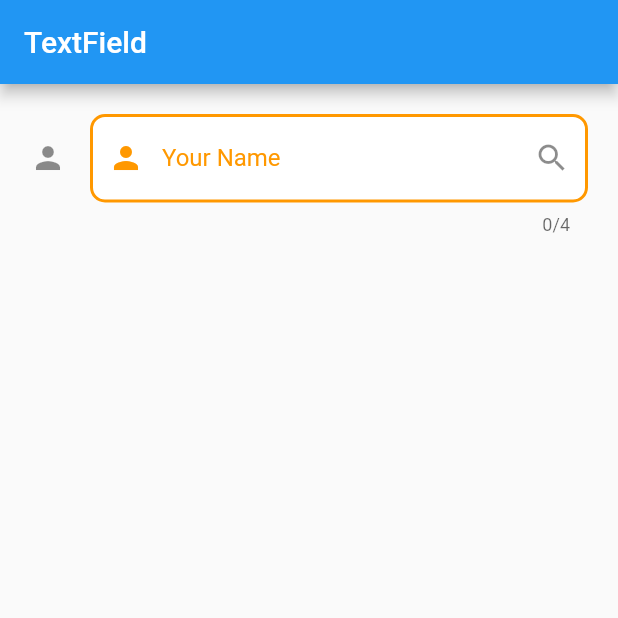
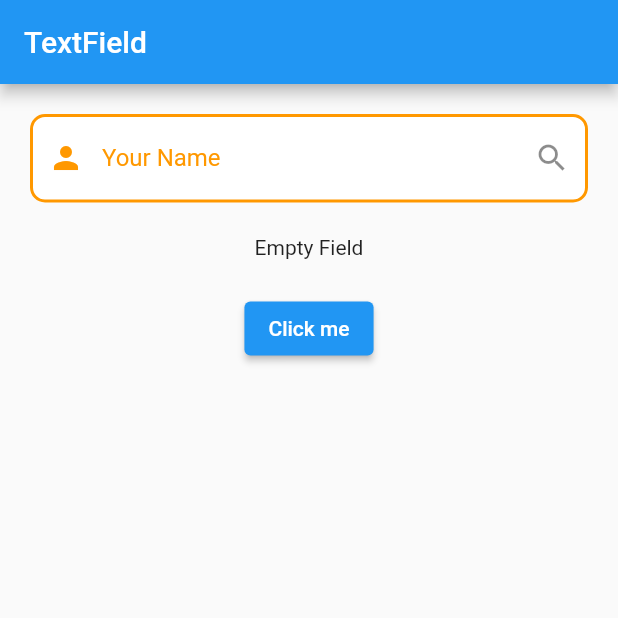
Before and after one commit to jpmehedi/ict-flutter-batch-8, a Flutter app: the screen it shows after launch, on a phone screen of 412 x 824 dp, the top half of it. Run offline on Flutter 3.47's test engine with Material 2 defaults, Android fonts, the light colour scheme and no system bars.

Commit message:
pass data to another screen using navigator

```diff
--- a/lib/textfield_screen.dart
+++ b/lib/textfield_screen.dart
@@ -1,3 +1,4 @@
+import 'package:demo_project/profile.dart';
 import 'package:flutter/material.dart';
 
 class TextFieldScreen extends StatefulWidget {
@@ -9,6 +10,8 @@ class TextFieldScreen extends StatefulWidget {
 
 class _TextFieldScreenState extends State<TextFieldScreen> {
 
+  TextEditingController nameEditingController = TextEditingController();
+  int age = 20;
   bool isTap = false;
   @override
   Widget build(BuildContext context) {
@@ -20,17 +23,24 @@ class _TextFieldScreenState extends State<TextFieldScreen> {
         child: Column(
           children: [
             TextField(
+              controller: nameEditingController,
               onTap: (){
                 setState(() {
                   isTap = true;
                 });
               },
-              maxLength: 4,
+
+              onChanged: (String name){
+                 setState(() {
+
+                 });
+              },
+              // maxLength: 4,
               // obscureText: true,
               // obscuringCharacter: "*",
               // keyboardType: TextInputType.emailAddress,
               decoration: InputDecoration(
-                icon: Icon(Icons.person),
+                // icon: Icon(Icons.person),
                 hintText:  "Enter your name",
                 hintStyle: TextStyle(
                   color:isTap ? Colors.red: Colors.orange
@@ -64,6 +74,25 @@ class _TextFieldScreenState extends State<TextFieldScreen> {
                 fillColor: Colors.white
 
               ),
+            ),
+            SizedBox(height: 22,),
+
+           nameEditingController.text.isNotEmpty ? Text(
+              "${nameEditingController.text}",
+              style: TextStyle(
+                fontSize: 28,
+                fontWeight: FontWeight.bold
+              ),
+            ) : Text("Empty Field"),
+
+            SizedBox(height: 22,),
+            ElevatedButton(
+              onPressed: (){
+
+                Route route = MaterialPageRoute(builder: (ctx)=> ProfileScreen(name: nameEditingController.text, age: age, ));
+                Navigator.push(context, route);
+              },
+              child: Text("Click me")
             )
           ],
         ),
```
Also changed, not shown: lib/profile.dart (+8 -4 lines).
